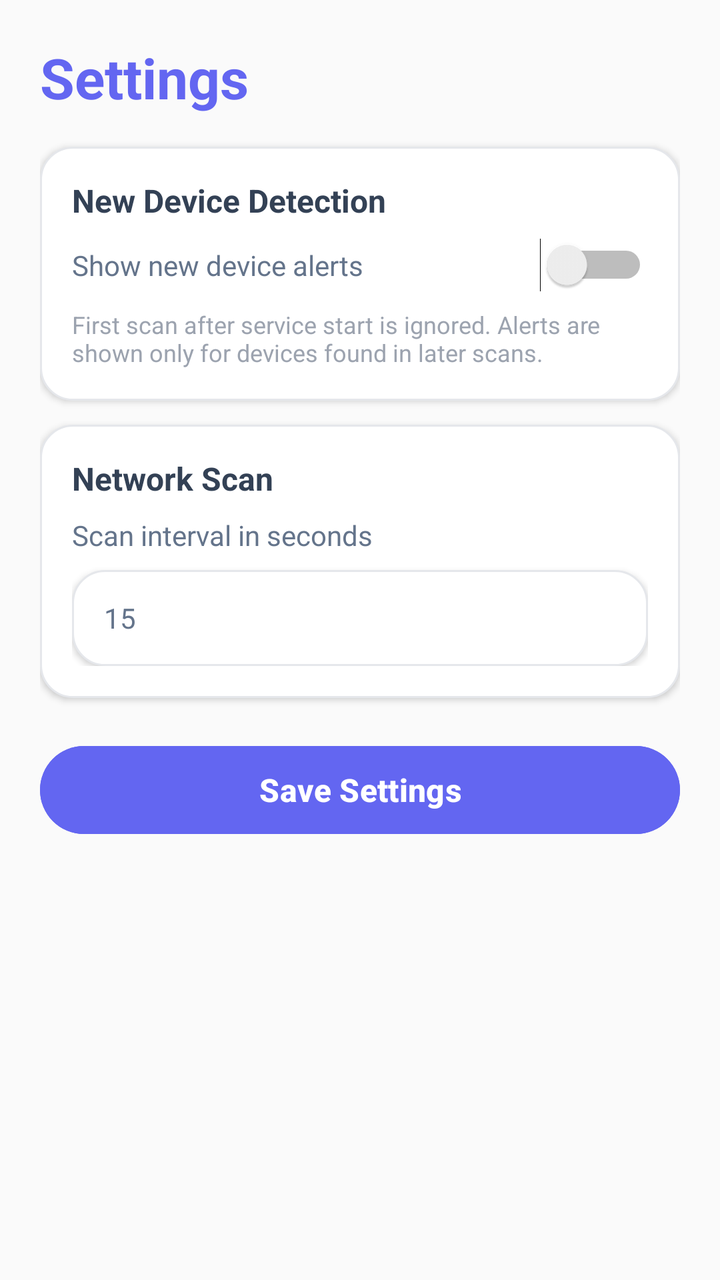
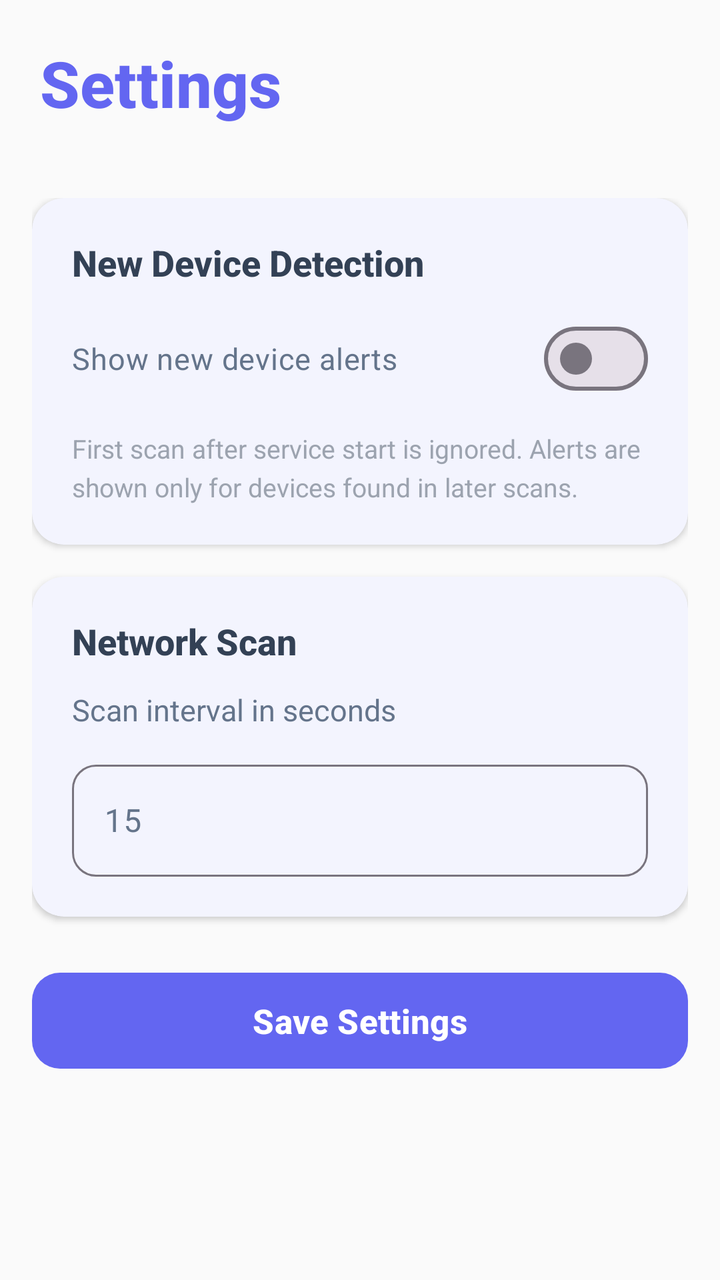

Two renders of the same Android screen: before a commit and after it. Below are the layout's source before the change and the commit's diff.
<!-- AndroidManifest.xml: application theme Theme.Netcut -->
<!-- res/layout/activity_settings.xml -->
<?xml version="1.0" encoding="utf-8"?>
<ScrollView xmlns:android="http://schemas.android.com/apk/res/android"
    android:layout_width="match_parent"
    android:layout_height="match_parent"
    android:background="@color/background">

    <LinearLayout
        android:layout_width="match_parent"
        android:layout_height="wrap_content"
        android:orientation="vertical"
        android:padding="20dp">

        <TextView
            android:layout_width="match_parent"
            android:layout_height="wrap_content"
            android:text="Settings"
            android:textSize="28sp"
            android:textStyle="bold"
            android:textColor="@color/primary"
            android:layout_marginBottom="16dp"/>

        <LinearLayout
            android:layout_width="match_parent"
            android:layout_height="wrap_content"
            android:orientation="vertical"
            android:background="@drawable/bg_card"
            android:padding="16dp"
            android:layout_marginBottom="12dp"
            android:elevation="2dp">

            <TextView
                android:layout_width="match_parent"
                android:layout_height="wrap_content"
                android:text="New Device Detection"
                android:textSize="16sp"
                android:textStyle="bold"
                android:textColor="@color/on_surface" />

            <Switch
                android:id="@+id/switch_unknown_alerts"
                android:layout_width="match_parent"
                android:layout_height="wrap_content"
                android:text="Show new device alerts"
                android:textSize="14sp"
                android:layout_marginTop="8dp"
                android:textColor="@color/on_surface_variant"/>

            <TextView
                android:layout_width="match_parent"
                android:layout_height="wrap_content"
                android:text="First scan after service start is ignored. Alerts are shown only for devices found in later scans."
                android:textSize="12sp"
                android:textColor="@color/gray_400"
                android:layout_marginTop="8dp" />
        </LinearLayout>

        <LinearLayout
            android:layout_width="match_parent"
            android:layout_height="wrap_content"
            android:orientation="vertical"
            android:background="@drawable/bg_card"
            android:padding="16dp"
            android:layout_marginBottom="12dp"
            android:elevation="2dp">

            <TextView
                android:layout_width="match_parent"
                android:layout_height="wrap_content"
                android:text="Network Scan"
                android:textSize="16sp"
                android:textStyle="bold"
                android:textColor="@color/on_surface" />

            <TextView
                android:layout_width="match_parent"
                android:layout_height="wrap_content"
                android:text="Scan interval in seconds"
                android:textSize="14sp"
                android:layout_marginTop="8dp"
                android:textColor="@color/on_surface_variant"/>

            <EditText
                android:id="@+id/et_scan_interval"
                android:layout_width="match_parent"
                android:layout_height="48dp"
                android:inputType="number"
                android:hint="15"
                android:textSize="14sp"
                android:textColor="@color/on_surface"
                android:textColorHint="@color/on_surface_variant"
                android:paddingStart="16dp"
                android:paddingEnd="16dp"
                android:background="@drawable/bg_card"
                android:layout_marginTop="8dp"
                android:elevation="2dp"/>
        </LinearLayout>

        <Button
            android:id="@+id/btn_save_settings"
            android:layout_width="match_parent"
            android:layout_height="52dp"
            android:text="Save Settings"
            android:textAllCaps="false"
            android:textSize="16sp"
            android:textStyle="bold"
            android:textColor="@color/white"
            android:backgroundTint="@color/primary"
            android:layout_marginTop="8dp"
            android:elevation="2dp"/>

    </LinearLayout>

</ScrollView>
<!-- resources referenced by this layout -->
<resources>
  <color name="background">#FAFAFA</color>
  <color name="gray_400">#9CA3AF</color>
  <color name="on_surface">#334155</color>
  <color name="on_surface_variant">#64748B</color>
  <color name="primary">#6366F1</color>
  <color name="white">#FFFFFFFF</color>
  <!-- drawable bg_card (drawable) -->
  <?xml version="1.0" encoding="utf-8"?>
  <shape xmlns:android="http://schemas.android.com/apk/res/android"
      android:shape="rectangle">
  
      <solid android:color="@color/surface" />
  
      <corners android:radius="16dp" />
  
      <stroke
          android:width="1dp"
          android:color="@color/gray_200" />
  
  </shape>
  <style name="Theme.Netcut" parent="Base.Theme.Netcut" />
  <color name="surface">#FFFFFF</color>
  <color name="gray_200">#E5E7EB</color>
  <style name="Base.Theme.Netcut" parent="Theme.Material3.DayNight.NoActionBar">
          
          <item name="colorPrimary">@color/primary</item>
          <item name="colorPrimaryVariant">@color/primary_dark</item>
          <item name="colorOnPrimary">@color/on_primary</item>
          
          
          <item name="colorSecondary">@color/secondary</item>
          <item name="colorSecondaryVariant">@color/secondary_dark</item>
          <item name="colorOnSecondary">@color/on_secondary</item>
          
          
          <item name="android:statusBarColor">@color/primary_dark</item>
          
          
          <item name="android:colorBackground">@color/background</item>
          <item name="colorSurface">@color/surface</item>
          <item name="colorOnSurface">@color/on_surface</item>
          <item name="colorOnSurfaceVariant">@color/on_surface_variant</item>
          
          
          <item name="colorError">@color/error</item>
          <item name="colorOnError">@color/white</item>
      </style>
  <color name="primary_dark">#4F46E5</color>
  <color name="on_primary">#FFFFFF</color>
  <color name="secondary">#EC4899</color>
  <color name="secondary_dark">#DB2777</color>
  <color name="on_secondary">#FFFFFF</color>
  <color name="error">#EF4444</color>
</resources>

<!-- the commit's change to res/layout/activity_settings.xml (unified diff, before → after) -->
@@ -1,113 +1,197 @@
 <?xml version="1.0" encoding="utf-8"?>
-<ScrollView xmlns:android="http://schemas.android.com/apk/res/android"
+<androidx.coordinatorlayout.widget.CoordinatorLayout xmlns:android="http://schemas.android.com/apk/res/android"
+    xmlns:app="http://schemas.android.com/apk/res-auto"
     android:layout_width="match_parent"
     android:layout_height="match_parent"
     android:background="@color/background">
 
     <LinearLayout
         android:layout_width="match_parent"
-        android:layout_height="wrap_content"
-        android:orientation="vertical"
-        android:padding="20dp">
+        android:layout_height="match_parent"
+        android:orientation="vertical">
 
-        <TextView
+        
+        <com.google.android.material.appbar.AppBarLayout
             android:layout_width="match_parent"
             android:layout_height="wrap_content"
-            android:text="Settings"
-            android:textSize="28sp"
-            android:textStyle="bold"
-            android:textColor="@color/primary"
-            android:layout_marginBottom="16dp"/>
+            android:background="@color/background"
+            android:elevation="0dp">
 
-        <LinearLayout
-            android:layout_width="match_parent"
-            android:layout_height="wrap_content"
-            android:orientation="vertical"
-            android:background="@drawable/bg_card"
-            android:padding="16dp"
-            android:layout_marginBottom="12dp"
-            android:elevation="2dp">
-
-            <TextView
+            <LinearLayout
                 android:layout_width="match_parent"
                 android:layout_height="wrap_content"
-                android:text="New Device Detection"
-                android:textSize="16sp"
-                android:textStyle="bold"
-                android:textColor="@color/on_surface" />
+                android:orientation="horizontal"
+                android:gravity="center_vertical"
+                android:padding="20dp">
 
-            <Switch
-                android:id="@+id/switch_unknown_alerts"
+                <TextView
+                    android:layout_width="0dp"
+                    android:layout_weight="1"
+                    android:layout_height="wrap_content"
+                    android:text="Settings"
+                    android:textSize="32sp"
+                    android:textStyle="bold"
+                    android:textColor="@color/primary"
+                    android:fontFamily="sans-serif-medium" />
+
+                <com.google.android.material.button.MaterialButton
+                    android:id="@+id/btn_back"
+                    style="@style/Widget.Material3.Button.IconButton.Filled.Tonal"
+                    android:layout_width="48dp"
+                    android:layout_height="48dp"
+                    android:insetLeft="0dp"
+                    android:insetTop="0dp"
+                    android:insetRight="0dp"
+                    android:insetBottom="0dp"
+                    app:icon="@drawable/ic_settings_vector"
+                    app:iconGravity="textStart"
+                    app:iconPadding="0dp"
+                    app:backgroundTint="@color/primary_light"
+                    app:cornerRadius="24dp"
+                    android:visibility="gone" />
+
+            </LinearLayout>
+
+        </com.google.android.material.appbar.AppBarLayout>
+
+        
+        <androidx.core.widget.NestedScrollView
+            android:layout_width="match_parent"
+            android:layout_height="match_parent"
+            android:fillViewport="true">
+
+            <LinearLayout
                 android:layout_width="match_parent"
                 android:layout_height="wrap_content"
-                android:text="Show new device alerts"
-                android:textSize="14sp"
-                android:layout_marginTop="8dp"
-                android:textColor="@color/on_surface_variant"/>
+                android:orientation="vertical"
+                android:padding="16dp">
 
-            <TextView
-                android:layout_width="match_parent"
-                android:layout_height="wrap_content"
-                android:text="First scan after service start is ignored. Alerts are shown only for devices found in later scans."
-                android:textSize="12sp"
-                android:textColor="@color/gray_400"
-                android:layout_marginTop="8dp" />
-        </LinearLayout>
+                
+                <com.google.android.material.card.MaterialCardView
+                    android:layout_width="match_parent"
+                    android:layout_height="wrap_content"
+                    app:cardBackgroundColor="@color/surface"
+                    app:cardCornerRadius="16dp"
+                    app:cardElevation="2dp"
+                    app:strokeWidth="0dp"
+                    android:layout_marginBottom="16dp">
 
-        <LinearLayout
-            android:layout_width="match_parent"
-            android:layout_height="wrap_content"
-            android:orientation="vertical"
-            android:background="@drawable/bg_card"
-            android:padding="16dp"
-            android:layout_marginBottom="12dp"
-            android:elevation="2dp">
+                    <LinearLayout
+                        android:layout_width="match_parent"
+                        android:layout_height="wrap_content"
+                        android:orientation="vertical"
+                        android:padding="20dp">
 
-            <TextView
-                android:layout_width="match_parent"
-                android:layout_height="wrap_content"
-                android:text="Network Scan"
-                android:textSize="16sp"
-                android:textStyle="bold"
-                android:textColor="@color/on_surface" />
+                        <TextView
+                            android:layout_width="match_parent"
+                            android:layout_height="wrap_content"
+                            android:text="New Device Detection"
+                            android:textSize="18sp"
+                            android:textStyle="bold"
+                            android:textColor="@color/on_surface"
+                            android:fontFamily="sans-serif-medium" />
 
-            <TextView
-                android:layout_width="match_parent"
-                android:layout_height="wrap_content"
-                android:text="Scan interval in seconds"
-                android:textSize="14sp"
-                android:layout_marginTop="8dp"
-                android:textColor="@color/on_surface_variant"/>
+                        <com.google.android.material.materialswitch.MaterialSwitch
+                            android:id="@+id/switch_unknown_alerts"
+                            android:layout_width="match_parent"
+                            android:layout_height="wrap_content"
+                            android:text="Show new device alerts"
+                            android:textSize="15sp"
+                            android:textColor="@color/on_surface_variant"
+                            android:layout_marginTop="12dp" />
 
-            <EditText
-                android:id="@+id/et_scan_interval"
-                android:layout_width="match_parent"
-                android:layout_height="48dp"
-                android:inputType="number"
-                android:hint="15"
-                android:textSize="14sp"
-                android:textColor="@color/on_surface"
-                android:textColorHint="@color/on_surface_variant"
-                android:paddingStart="16dp"
-                android:paddingEnd="16dp"
-                android:background="@drawable/bg_card"
-                android:layout_marginTop="8dp"
-                android:elevation="2dp"/>
-        </LinearLayout>
+                        <TextView
+                            android:layout_width="match_parent"
+                            android:layout_height="wrap_content"
+                            android:text="First scan after service start is ignored. Alerts are shown only for devices found in later scans."
+                            android:textSize="13sp"
+                            android:textColor="@color/gray_400"
+                            android:layout_marginTop="12dp"
+                            android:lineSpacingExtra="4dp" />
 
-        <Button
-            android:id="@+id/btn_save_settings"
-            android:layout_width="match_parent"
-            android:layout_height="52dp"
-            android:text="Save Settings"
-            android:textAllCaps="false"
-            android:textSize="16sp"
-            android:textStyle="bold"
-            android:textColor="@color/white"
-            android:backgroundTint="@color/primary"
-            android:layout_marginTop="8dp"
-            android:elevation="2dp"/>
+                    </LinearLayout>
+
+                </com.google.android.material.card.MaterialCardView>
+
+                
+                <com.google.android.material.card.MaterialCardView
+                    android:layout_width="match_parent"
+                    android:layout_height="wrap_content"
+                    app:cardBackgroundColor="@color/surface"
+                    app:cardCornerRadius="16dp"
+                    app:cardElevation="2dp"
+                    app:strokeWidth="0dp"
+                    android:layout_marginBottom="24dp">
+
+                    <LinearLayout
+                        android:layout_width="match_parent"
+                        android:layout_height="wrap_content"
+                        android:orientation="vertical"
+                        android:padding="20dp">
+
+                        <TextView
+                            android:layout_width="match_parent"
+                            android:layout_height="wrap_content"
+                            android:text="Network Scan"
+                            android:textSize="18sp"
+                            android:textStyle="bold"
+                            android:textColor="@color/on_surface"
+                            android:fontFamily="sans-serif-medium" />
+
+                        <TextView
+                            android:layout_width="match_parent"
+                            android:layout_height="wrap_content"
+                            android:text="Scan interval in seconds"
+                            android:textSize="15sp"
+                            android:textColor="@color/on_surface_variant"
+                            android:layout_marginTop="12dp" />
+
+                        <com.google.android.material.textfield.TextInputLayout
+                            android:layout_width="match_parent"
+                            android:layout_height="wrap_content"
+                            android:layout_marginTop="12dp"
+                            app:boxBackgroundMode="outline"
+                            app:boxCornerRadiusTopStart="12dp"
+                            app:boxCornerRadiusTopEnd="12dp"
+                            app:boxCornerRadiusBottomStart="12dp"
+                            app:boxCornerRadiusBottomEnd="12dp"
+                            style="@style/Widget.Material3.TextInputLayout.OutlinedBox">
+
+                            <com.google.android.material.textfield.TextInputEditText
+                                android:id="@+id/et_scan_interval"
+                                android:layout_width="match_parent"
+                                android:layout_height="56dp"
+                                android:inputType="number"
+                                android:hint="15"
+                                android:textSize="16sp"
+                                android:textColor="@color/on_surface"
+                                android:textColorHint="@color/on_surface_variant"
+                                android:paddingStart="16dp"
+                                android:paddingEnd="16dp" />
+
+                        </com.google.android.material.textfield.TextInputLayout>
+
+                    </LinearLayout>
+
+                </com.google.android.material.card.MaterialCardView>
+
+                
+                <com.google.android.material.button.MaterialButton
+                    android:id="@+id/btn_save_settings"
+                    style="@style/Widget.Material3.Button"
+                    android:layout_width="match_parent"
+                    android:layout_height="56dp"
+                    android:text="Save Settings"
+                    android:textAllCaps="false"
+                    android:textSize="17sp"
+                    android:textStyle="bold"
+                    app:backgroundTint="@color/primary"
+                    app:cornerRadius="14dp" />
+
+            </LinearLayout>
+
+        </androidx.core.widget.NestedScrollView>
 
     </LinearLayout>
 
-</ScrollView>
+</androidx.coordinatorlayout.widget.CoordinatorLayout>
<!-- resource entries referenced after the edit -->
@@ -5,24 +5,21 @@
   <color name="on_surface">#334155</color>
   <color name="on_surface_variant">#64748B</color>
   <color name="primary">#6366F1</color>
+  <color name="primary_light">#A5B4FC</color>
   <color name="white">#FFFFFFFF</color>
-  <!-- drawable bg_card (drawable) -->
-  <?xml version="1.0" encoding="utf-8"?>
-  <shape xmlns:android="http://schemas.android.com/apk/res/android"
-      android:shape="rectangle">
-  
-      <solid android:color="@color/surface" />
-  
-      <corners android:radius="16dp" />
-  
-      <stroke
-          android:width="1dp"
-          android:color="@color/gray_200" />
-  
-  </shape>
   <style name="Theme.Netcut" parent="Base.Theme.Netcut" />
   <color name="surface">#FFFFFF</color>
-  <color name="gray_200">#E5E7EB</color>
+  <!-- drawable ic_settings_vector (drawable) -->
+  <?xml version="1.0" encoding="utf-8"?>
+  <vector xmlns:android="http://schemas.android.com/apk/res/android"
+      android:width="24dp"
+      android:height="24dp"
+      android:viewportWidth="24"
+      android:viewportHeight="24">
+      <path
+          android:fillColor="@color/on_surface"
+          android:pathData="M19.14,12.94c0.04,-0.3 0.06,-0.61 0.06,-0.94c0,-0.32 -0.02,-0.64 -0.07,-0.94l2.03,-1.58c0.18,-0.14 0.23,-0.41 0.12,-0.61l-1.92,-3.32c-0.12,-0.22 -0.37,-0.29 -0.59,-0.22l-2.39,0.96c-0.5,-0.38 -1.03,-0.7 -1.62,-0.94L14.4,2.81c-0.04,-0.24 -0.24,-0.41 -0.48,-0.41h-3.84c-0.24,0 -0.43,0.17 -0.47,0.41L9.25,5.35C8.66,5.59 8.12,5.92 7.63,6.29L5.24,5.33c-0.22,-0.08 -0.47,0 -0.59,0.22L2.74,8.87C2.62,9.08 2.66,9.34 2.86,9.48l2.03,1.58C4.84,11.36 4.8,11.69 4.8,12s0.02,0.64 0.07,0.94l-2.03,1.58c-0.18,0.14 -0.23,0.41 -0.12,0.61l1.92,3.32c0.12,0.22 0.37,0.29 0.59,0.22l2.39,-0.96c0.5,0.38 1.03,0.7 1.62,0.94l0.36,2.54c0.05,0.24 0.24,0.41 0.48,0.41h3.84c0.24,0 0.44,-0.17 0.47,-0.41l0.36,-2.54c0.59,-0.24 1.13,-0.56 1.62,-0.94l2.39,0.96c0.22,0.08 0.47,0 0.59,-0.22l1.92,-3.32c0.12,-0.22 0.07,-0.47 -0.12,-0.61L19.14,12.94zM12,15.6c-1.98,0 -3.6,-1.62 -3.6,-3.6s1.62,-3.6 3.6,-3.6s3.6,1.62 3.6,3.6S13.98,15.6 12,15.6z"/>
+  </vector>
   <style name="Base.Theme.Netcut" parent="Theme.Material3.DayNight.NoActionBar">
           
           <item name="colorPrimary">@color/primary</item>
